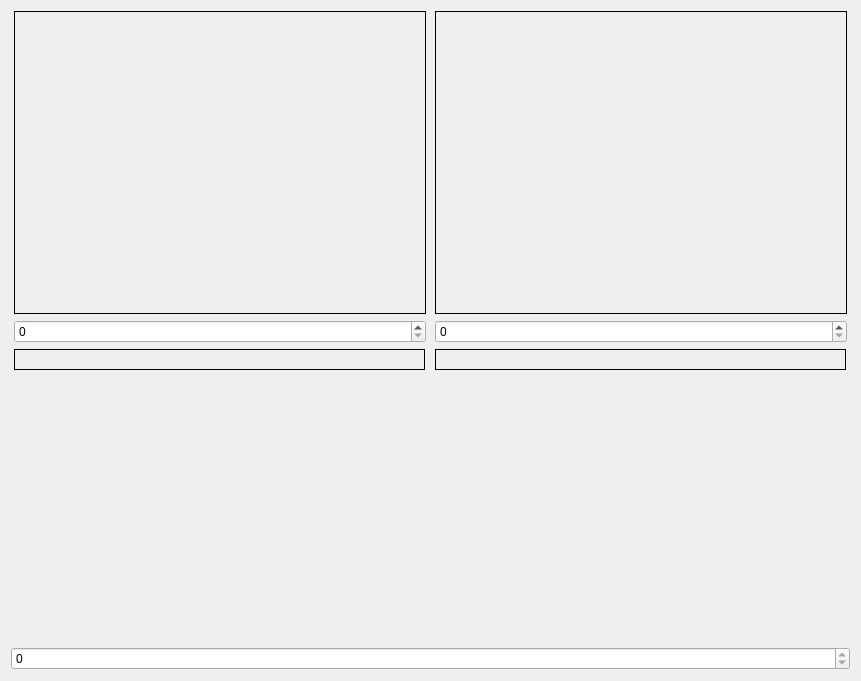
Qt form StereoVision/widgetsettings.ui (dzikipasterz/StareoVision) before a commit.
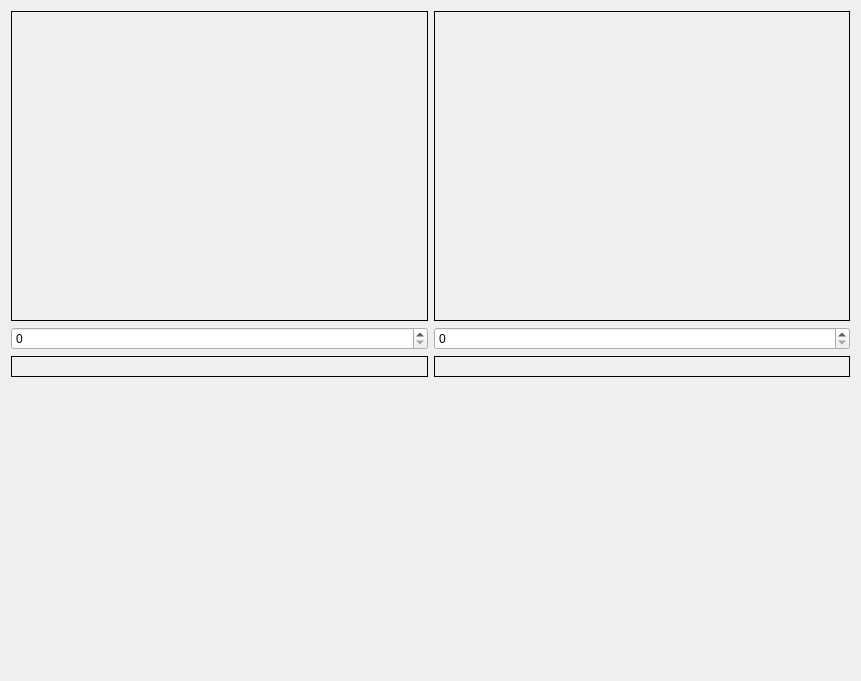
The same form after that commit.

Patch:
```diff
--- a/StereoVision/widgetsettings.ui
+++ b/StereoVision/widgetsettings.ui
@@ -16,12 +16,6 @@
     <height>681</height>
    </size>
   </property>
-  <property name="maximumSize">
-   <size>
-    <width>861</width>
-    <height>681</height>
-   </size>
-  </property>
   <property name="windowTitle">
    <string>Form</string>
   </property>
@@ -48,7 +42,7 @@
        </property>
        <property name="maximumSize">
         <size>
-         <width>411</width>
+         <width>2000</width>
          <height>21</height>
         </size>
        </property>
@@ -70,7 +64,7 @@
        </property>
        <property name="maximumSize">
         <size>
-         <width>411</width>
+         <width>2000</width>
          <height>21</height>
         </size>
        </property>
@@ -84,13 +78,25 @@
      </item>
      <item row="0" column="1">
       <widget class="QLabel" name="rightCamera">
+       <property name="sizePolicy">
+        <sizepolicy hsizetype="MinimumExpanding" vsizetype="MinimumExpanding">
+         <horstretch>0</horstretch>
+         <verstretch>0</verstretch>
+        </sizepolicy>
+       </property>
        <property name="minimumSize">
         <size>
          <width>412</width>
          <height>303</height>
         </size>
        </property>
-       <property name="maximumSize">
+       <property name="sizeIncrement">
+        <size>
+         <width>4</width>
+         <height>3</height>
+        </size>
+       </property>
+       <property name="baseSize">
         <size>
          <width>412</width>
          <height>303</height>
@@ -106,13 +112,25 @@
      </item>
      <item row="0" column="0">
       <widget class="QLabel" name="leftCamera">
+       <property name="sizePolicy">
+        <sizepolicy hsizetype="MinimumExpanding" vsizetype="MinimumExpanding">
+         <horstretch>0</horstretch>
+         <verstretch>0</verstretch>
+        </sizepolicy>
+       </property>
        <property name="minimumSize">
         <size>
          <width>412</width>
          <height>303</height>
         </size>
        </property>
-       <property name="maximumSize">
+       <property name="sizeIncrement">
+        <size>
+         <width>4</width>
+         <height>3</height>
+        </size>
+       </property>
+       <property name="baseSize">
         <size>
          <width>412</width>
          <height>303</height>
@@ -133,24 +151,17 @@
      <property name="orientation">
       <enum>Qt::Vertical</enum>
      </property>
+     <property name="sizeType">
+      <enum>QSizePolicy::Fixed</enum>
+     </property>
      <property name="sizeHint" stdset="0">
       <size>
-       <width>20</width>
-       <height>40</height>
+       <width>0</width>
+       <height>293</height>
       </size>
      </property>
     </spacer>
    </item>
-   <item>
-    <widget class="QSpinBox" name="spinBoxinterval">
-     <property name="readOnly">
-      <bool>true</bool>
-     </property>
-     <property name="maximum">
-      <number>1000</number>
-     </property>
-    </widget>
-   </item>
   </layout>
  </widget>
  <resources/>
```
